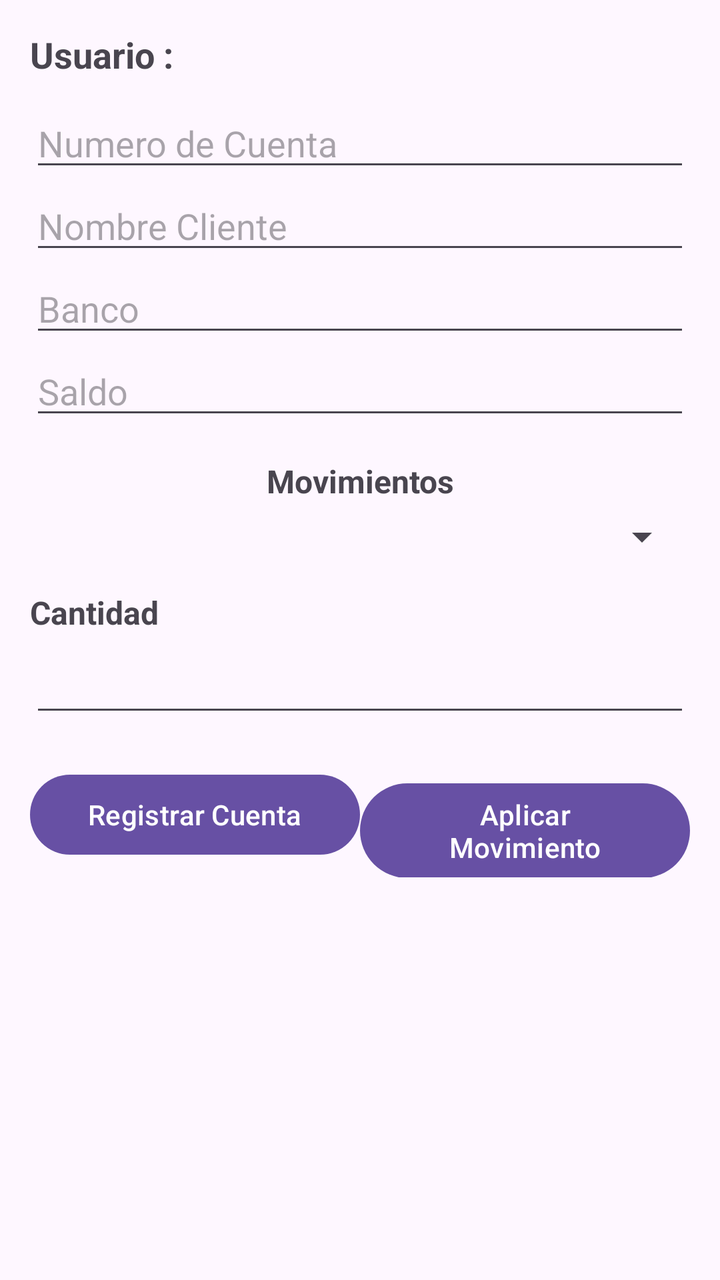
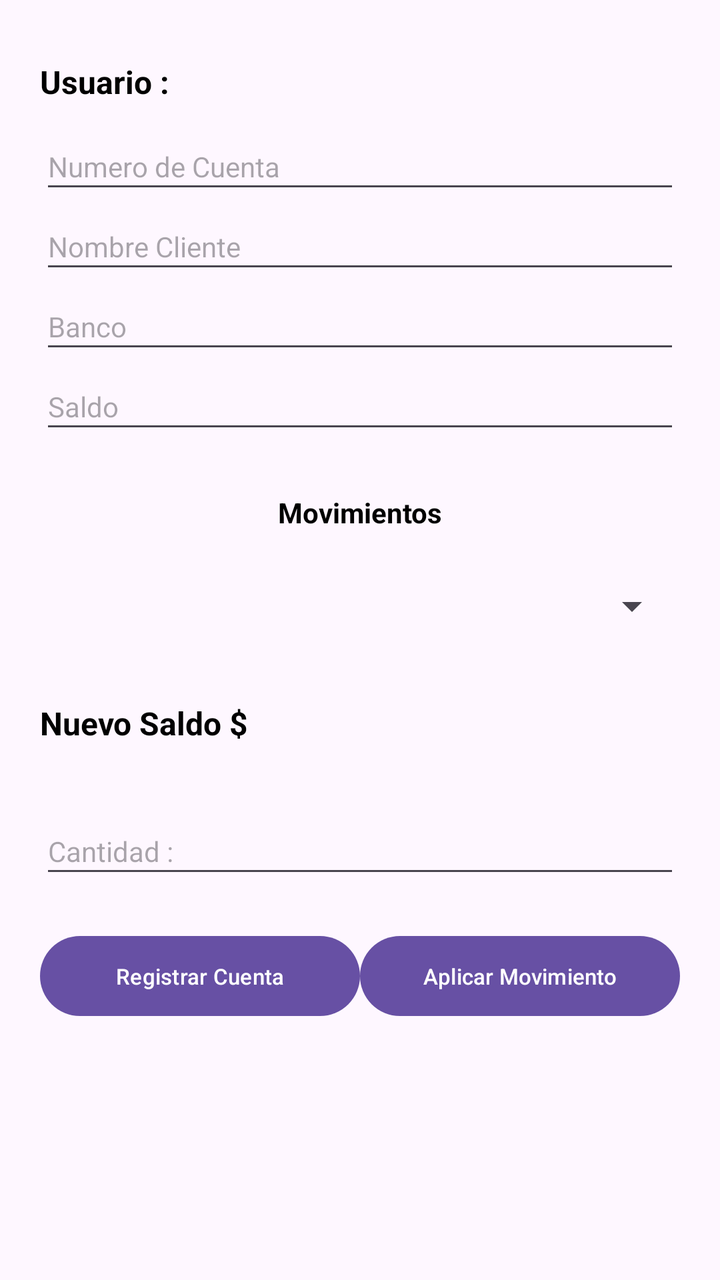

Before-and-after screenshots of an Android layout around one commit, followed by the original layout XML and the change that was made.
<!-- AndroidManifest.xml: application theme Theme.AppUnidad0143 -->
<!-- res/layout/activity_cuentabanco.xml -->
<?xml version="1.0" encoding="utf-8"?>
<ScrollView xmlns:android="http://schemas.android.com/apk/res/android"
    android:id="@+id/main"
    android:layout_width="match_parent"
    android:layout_height="match_parent">

    <LinearLayout
        android:layout_width="match_parent"
        android:layout_height="wrap_content"
        android:orientation="vertical"
        android:padding="15dp">

        <TextView
            android:id="@+id/lblNombre"
            android:layout_width="match_parent"
            android:layout_height="wrap_content"
            android:text="Usuario :"
            android:textSize="18sp"
            android:textStyle="bold"
            android:paddingBottom="10dp"/>

        <EditText
            android:id="@+id/txtNumCuenta"
            android:layout_width="match_parent"
            android:layout_height="wrap_content"
            android:hint="@string/strNumCuentaB"
            android:inputType="text"/>

        <EditText
            android:id="@+id/txtNombre"
            android:layout_width="match_parent"
            android:layout_height="wrap_content"
            android:hint="@string/strNombreClienteB"
            android:inputType="text"/>

        <EditText
            android:id="@+id/txtBanco"
            android:layout_width="match_parent"
            android:layout_height="wrap_content"
            android:hint="@string/strBancoB"
            android:inputType="text"/>

        <EditText
            android:id="@+id/txtSaldo"
            android:layout_width="match_parent"
            android:layout_height="wrap_content"
            android:hint="@string/strSaldoB"
            android:inputType="numberDecimal"/>

        <TextView
            android:layout_width="match_parent"
            android:layout_height="wrap_content"
            android:text="@string/strMovimientos"
            android:textSize="16sp"
            android:textStyle="bold"
            android:textAlignment="center"
            android:paddingTop="15dp"
            android:paddingBottom="5dp"/>

        <Spinner
            android:id="@+id/spnMovimientos"
            android:layout_width="match_parent"
            android:layout_height="wrap_content"/>

        <TextView
            android:layout_width="match_parent"
            android:layout_height="wrap_content"
            android:text="@string/strCantidadB"
            android:textSize="16sp"
            android:textStyle="bold"
            android:paddingTop="15dp"
            android:paddingBottom="5dp"/>

        <EditText
            android:id="@+id/txtCantidad"
            android:layout_width="match_parent"
            android:layout_height="wrap_content"
            android:inputType="numberDecimal"/>

        <LinearLayout
            android:layout_width="match_parent"
            android:layout_height="wrap_content"
            android:orientation="horizontal"
            android:paddingTop="20dp">

            <Button
                android:id="@+id/btnRegistrarCuenta"
                android:layout_width="0dp"
                android:layout_height="wrap_content"
                android:layout_weight="1"
                android:text="@string/strRegistrarCuenta"/>

            <Button
                android:id="@+id/btnAplicarMovimiento"
                android:layout_width="0dp"
                android:layout_height="wrap_content"
                android:layout_weight="1"
                android:text="@string/strAplicarMovimiento"/>

        </LinearLayout>

    </LinearLayout>

</ScrollView>
<!-- resources referenced by this layout -->
<resources>
  <string name="strAplicarMovimiento">Aplicar Movimiento</string>
  <string name="strBancoB">Banco</string>
  <string name="strCantidadB">Cantidad</string>
  <string name="strMovimientos">Movimientos</string>
  <string name="strNombreClienteB">Nombre Cliente</string>
  <string name="strNumCuentaB">Numero de Cuenta</string>
  <string name="strRegistrarCuenta">Registrar Cuenta</string>
  <string name="strSaldoB">Saldo</string>
  <style name="Theme.AppUnidad0143" parent="Base.Theme.AppUnidad0143" />
  <style name="Base.Theme.AppUnidad0143" parent="Theme.Material3.DayNight.NoActionBar">
          
          
      </style>
</resources>

<!-- the commit's change to res/layout/activity_cuentabanco.xml (unified diff, before → after) -->
@@ -1,5 +1,6 @@
 <?xml version="1.0" encoding="utf-8"?>
-<ScrollView xmlns:android="http://schemas.android.com/apk/res/android"
+<ScrollView
+    xmlns:android="http://schemas.android.com/apk/res/android"
     android:id="@+id/main"
     android:layout_width="match_parent"
     android:layout_height="match_parent">
@@ -8,74 +9,106 @@
         android:layout_width="match_parent"
         android:layout_height="wrap_content"
         android:orientation="vertical"
-        android:padding="15dp">
+        android:paddingLeft="20dp"
+        android:paddingRight="20dp"
+        android:paddingTop="30dp"
+        android:paddingBottom="15dp">
 
         <TextView
             android:id="@+id/lblNombre"
             android:layout_width="match_parent"
             android:layout_height="wrap_content"
             android:text="Usuario :"
-            android:textSize="18sp"
+            android:textColor="@color/black"
+            android:textSize="16sp"
             android:textStyle="bold"
-            android:paddingBottom="10dp"/>
+            android:paddingBottom="10dp">
+        </TextView>
 
         <EditText
             android:id="@+id/txtNumCuenta"
             android:layout_width="match_parent"
-            android:layout_height="wrap_content"
+            android:layout_height="40dp"
             android:hint="@string/strNumCuentaB"
-            android:inputType="text"/>
+            android:inputType="text"
+            android:textSize="14sp">
+        </EditText>
 
         <EditText
             android:id="@+id/txtNombre"
             android:layout_width="match_parent"
-            android:layout_height="wrap_content"
+            android:layout_height="40dp"
             android:hint="@string/strNombreClienteB"
-            android:inputType="text"/>
+            android:inputType="text"
+            android:textSize="14sp">
+        </EditText>
 
         <EditText
             android:id="@+id/txtBanco"
             android:layout_width="match_parent"
-            android:layout_height="wrap_content"
+            android:layout_height="40dp"
             android:hint="@string/strBancoB"
-            android:inputType="text"/>
+            android:inputType="text"
+            android:textSize="14sp">
+        </EditText>
 
         <EditText
             android:id="@+id/txtSaldo"
             android:layout_width="match_parent"
-            android:layout_height="wrap_content"
+            android:layout_height="40dp"
             android:hint="@string/strSaldoB"
-            android:inputType="numberDecimal"/>
+            android:inputType="numberDecimal"
+            android:textSize="14sp">
+        </EditText>
 
         <TextView
             android:layout_width="match_parent"
             android:layout_height="wrap_content"
             android:text="@string/strMovimientos"
-            android:textSize="16sp"
+            android:textAlignment="center"
+            android:textColor="@color/black"
+            android:textSize="14sp"
             android:textStyle="bold"
-            android:textAlignment="center"
-            android:paddingTop="15dp"
-            android:paddingBottom="5dp"/>
+            android:paddingTop="25dp"
+            android:paddingBottom="15dp">
+        </TextView>
 
         <Spinner
             android:id="@+id/spnMovimientos"
             android:layout_width="match_parent"
-            android:layout_height="wrap_content"/>
+            android:layout_height="45dp">
+        </Spinner>
 
         <TextView
             android:layout_width="match_parent"
             android:layout_height="wrap_content"
-            android:text="@string/strCantidadB"
+            android:text="Nuevo Saldo $"
+            android:textColor="@color/black"
             android:textSize="16sp"
             android:textStyle="bold"
-            android:paddingTop="15dp"
-            android:paddingBottom="5dp"/>
+            android:paddingTop="25dp"
+            android:paddingBottom="5dp">
+        </TextView>
+
+        <TextView
+            android:id="@+id/txtNuevoSaldo"
+            android:layout_width="match_parent"
+            android:layout_height="wrap_content"
+            android:text=""
+            android:textColor="@color/black"
+            android:textSize="16sp"
+            android:textStyle="bold"
+            android:paddingBottom="5dp">
+        </TextView>
 
         <EditText
             android:id="@+id/txtCantidad"
             android:layout_width="match_parent"
-            android:layout_height="wrap_content"
-            android:inputType="numberDecimal"/>
+            android:layout_height="40dp"
+            android:hint="@string/strCantidadB"
+            android:inputType="numberDecimal"
+            android:textSize="14sp">
+        </EditText>
 
         <LinearLayout
             android:layout_width="match_parent"
@@ -88,14 +121,18 @@
                 android:layout_width="0dp"
                 android:layout_height="wrap_content"
                 android:layout_weight="1"
-                android:text="@string/strRegistrarCuenta"/>
+                android:text="@string/strRegistrarCuenta"
+                android:textSize="11sp">
+            </Button>
 
             <Button
                 android:id="@+id/btnAplicarMovimiento"
                 android:layout_width="0dp"
                 android:layout_height="wrap_content"
                 android:layout_weight="1"
-                android:text="@string/strAplicarMovimiento"/>
+                android:text="@string/strAplicarMovimiento"
+                android:textSize="11sp">
+            </Button>
 
         </LinearLayout>
 
<!-- resource entries referenced after the edit -->
@@ -1,13 +1,30 @@
 <!-- resources referenced by this layout -->
 <resources>
-  <string name="strAplicarMovimiento">Aplicar Movimiento</string>
-  <string name="strBancoB">Banco</string>
-  <string name="strCantidadB">Cantidad</string>
-  <string name="strMovimientos">Movimientos</string>
-  <string name="strNombreClienteB">Nombre Cliente</string>
-  <string name="strNumCuentaB">Numero de Cuenta</string>
-  <string name="strRegistrarCuenta">Registrar Cuenta</string>
-  <string name="strSaldoB">Saldo</string>
+  <color name="black">#FF000000</color>
+  <string name="strAplicarMovimiento">
+      Aplicar Movimiento
+  </string>
+  <string name="strBancoB">
+      Banco
+  </string>
+  <string name="strCantidadB">
+      Cantidad :
+  </string>
+  <string name="strMovimientos">
+      Movimientos
+  </string>
+  <string name="strNombreClienteB">
+      Nombre Cliente
+  </string>
+  <string name="strNumCuentaB">
+      Numero de Cuenta
+  </string>
+  <string name="strRegistrarCuenta">
+      Registrar Cuenta
+  </string>
+  <string name="strSaldoB">
+      Saldo
+  </string>
   <style name="Theme.AppUnidad0143" parent="Base.Theme.AppUnidad0143" />
   <style name="Base.Theme.AppUnidad0143" parent="Theme.Material3.DayNight.NoActionBar">
           
